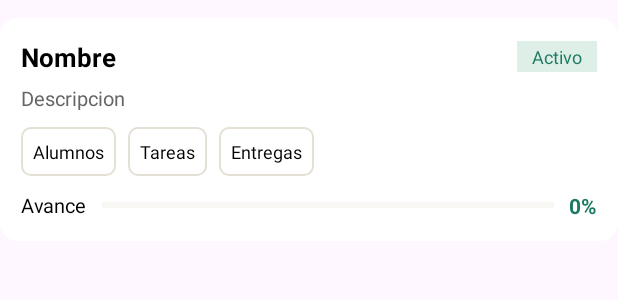
After one commit to bite-aurum/sapiens-Movil, an Android app: the layout item_proyecto_docente.xml on its own in the app's theme, with its tools: preview values and no code run, on a phone screen of 412 x 824 dp. The commit adds this screen. Shown: the top 300 px of the screen. Run offline under Robolectric (Android 15) with nearby library versions, the phone set to English and light mode, and no system bars.

Commit message:
Creacion de layouts y recursos para la vista de proyectos de docente

```diff
--- /dev/null
+++ b/app/src/main/res/drawable/fondo_borde_verde.xml
@@ -0,0 +1,6 @@
+<?xml version="1.0" encoding="utf-8"?>
+<shape xmlns:android="http://schemas.android.com/apk/res/android">
+    <solid android:color="@color/white" />
+    <stroke android:width="1dp" android:color="@color/verde" />
+    <corners android:radius="10dp" />
+</shape>
--- /dev/null
+++ b/app/src/main/res/drawable/fondo_chip.xml
@@ -0,0 +1,6 @@
+<?xml version="1.0" encoding="utf-8"?>
+<shape xmlns:android="http://schemas.android.com/apk/res/android">
+    <solid android:color="@color/white" />
+    <stroke android:width="1dp" android:color="@color/grisClaro" />
+    <corners android:radius="6dp" />
+</shape>
--- /dev/null
+++ b/app/src/main/res/drawable/fondo_tarjeta.xml
@@ -0,0 +1,5 @@
+<?xml version="1.0" encoding="utf-8"?>
+<shape xmlns:android="http://schemas.android.com/apk/res/android">
+    <solid android:color="@color/white" />
+    <corners android:radius="12dp" />
+</shape>
--- /dev/null
+++ b/app/src/main/res/layout/item_proyecto_docente.xml
@@ -0,0 +1,123 @@
+<?xml version="1.0" encoding="utf-8"?>
+<LinearLayout xmlns:android="http://schemas.android.com/apk/res/android"
+    android:layout_width="match_parent"
+    android:layout_height="wrap_content"
+    android:orientation="vertical"
+    android:layout_marginTop="12dp"
+    android:padding="14dp"
+    android:background="@drawable/fondo_tarjeta">
+
+    <LinearLayout
+        android:layout_width="match_parent"
+        android:layout_height="wrap_content"
+        android:orientation="horizontal"
+        android:gravity="center_vertical">
+
+        <TextView
+            android:id="@+id/txtNombre"
+            android:layout_width="0dp"
+            android:layout_height="wrap_content"
+            android:layout_weight="1"
+            android:text="Nombre"
+            android:textSize="17sp"
+            android:textStyle="bold"
+            android:textColor="@color/black" />
+
+        <TextView
+            android:id="@+id/txtEstado"
+            android:layout_width="wrap_content"
+            android:layout_height="wrap_content"
+            android:background="@color/verdeClaro"
+            android:paddingStart="10dp"
+            android:paddingEnd="10dp"
+            android:paddingTop="2dp"
+            android:paddingBottom="2dp"
+            android:text="Activo"
+            android:textSize="12sp"
+            android:textColor="@color/verde" />
+    </LinearLayout>
+
+    <TextView
+        android:id="@+id/txtDescripcion"
+        android:layout_width="match_parent"
+        android:layout_height="wrap_content"
+        android:layout_marginTop="6dp"
+        android:text="Descripcion"
+        android:textSize="13sp"
+        android:textColor="@color/gris" />
+
+    <LinearLayout
+        android:layout_width="match_parent"
+        android:layout_height="wrap_content"
+        android:orientation="horizontal"
+        android:layout_marginTop="10dp">
+
+        <TextView
+            android:id="@+id/btnAlumnos"
+            android:layout_width="wrap_content"
+            android:layout_height="wrap_content"
+            android:background="@drawable/fondo_chip"
+            android:padding="8dp"
+            android:text="Alumnos"
+            android:textSize="12sp"
+            android:textColor="@color/black" />
+
+        <TextView
+            android:id="@+id/btnTareas"
+            android:layout_width="wrap_content"
+            android:layout_height="wrap_content"
+            android:layout_marginStart="8dp"
+            android:background="@drawable/fondo_chip"
+            android:padding="8dp"
+            android:text="Tareas"
+            android:textSize="12sp"
+            android:textColor="@color/black" />
+
+        <TextView
+            android:id="@+id/btnEntregas"
+            android:layout_width="wrap_content"
+            android:layout_height="wrap_content"
+            android:layout_marginStart="8dp"
+            android:background="@drawable/fondo_chip"
+            android:padding="8dp"
+            android:text="Entregas"
+            android:textSize="12sp"
+            android:textColor="@color/black" />
+    </LinearLayout>
+
+    <LinearLayout
+        android:layout_width="match_parent"
+        android:layout_height="wrap_content"
+        android:orientation="horizontal"
+        android:gravity="center_vertical"
+        android:layout_marginTop="10dp">
+
+        <TextView
+            android:layout_width="wrap_content"
+            android:layout_height="wrap_content"
+            android:text="Avance"
+            android:textSize="13sp"
+            android:textColor="@color/black" />
+
+        <ProgressBar
+            android:id="@+id/barraAvance"
+            style="?android:attr/progressBarStyleHorizontal"
+            android:layout_width="0dp"
+            android:layout_height="8dp"
+            android:layout_weight="1"
+            android:layout_marginStart="10dp"
+            android:layout_marginEnd="10dp"
+            android:max="100"
+            android:progress="0"
+            android:progressTint="@color/verde"
+            android:progressBackgroundTint="@color/grisClaro" />
+
+        <TextView
+            android:id="@+id/txtAvance"
+            android:layout_width="wrap_content"
+            android:layout_height="wrap_content"
+            android:text="0%"
+            android:textStyle="bold"
+            android:textColor="@color/verde" />
+    </LinearLayout>
+</LinearLayout>
--- a/app/src/main/res/values/colors.xml
+++ b/app/src/main/res/values/colors.xml
@@ -1,6 +1,8 @@
 <?xml version="1.0" encoding="utf-8"?>
 <resources>
     <color name="verde">#1F7A63</color>
+    <color name="white">#FFFFFF</color>
+    <color name="black">#000000</color>
     <color name="verdeClaro">#DDEFE6</color>
     <color name="fondo">#F5F1E8</color>
     <color name="gris">#666666</color>
```
Also changed, not shown: app/src/main/res/layout/activity_proyectos_docente.xml (added, +139 -0 lines).
